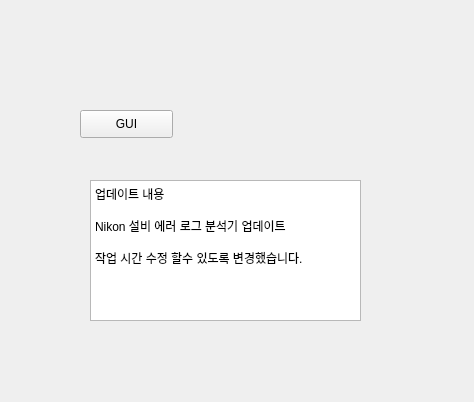
First picture: the form in idix_gui.ui, repository kimbakcho/FABWI, before the edit.
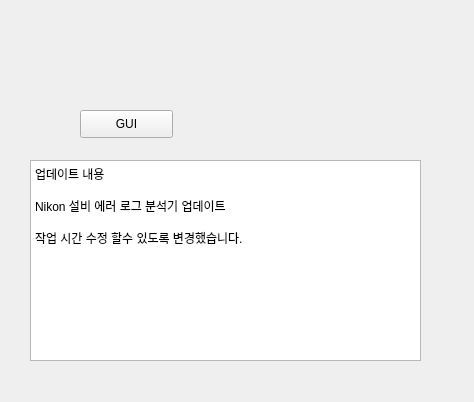
Second picture: the form after the edit.

The edit to the form file:
```diff
--- a/idix_gui.ui
+++ b/idix_gui.ui
@@ -29,10 +29,10 @@
   <widget class="QTextEdit" name="textEdit">
    <property name="geometry">
     <rect>
-     <x>90</x>
-     <y>180</y>
-     <width>271</width>
-     <height>141</height>
+     <x>30</x>
+     <y>160</y>
+     <width>391</width>
+     <height>201</height>
     </rect>
    </property>
    <property name="html">
```
